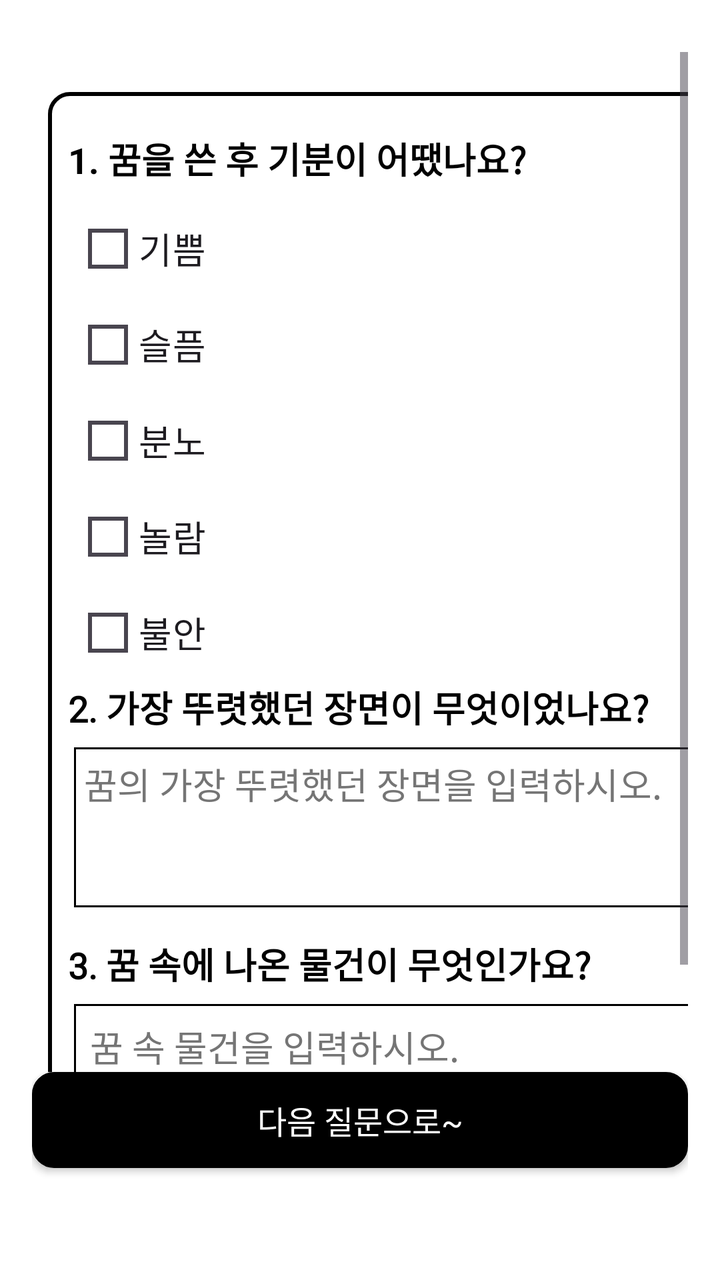
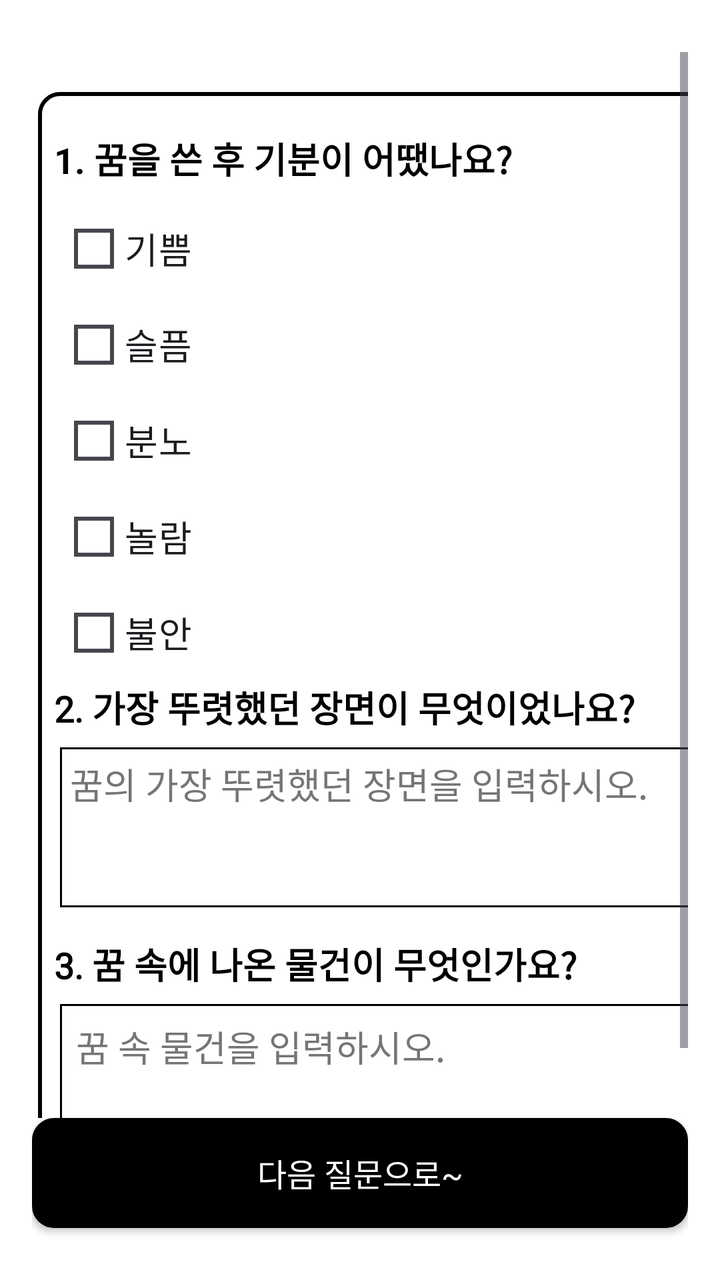

Compare the two renders of this Android layout. The source of the first and the diff that turns it into the second are given below.
<!-- AndroidManifest.xml: application theme Theme.Material3.DayNight.NoActionBar -->
<!-- res/layout/activity_dream_based_nov.xml -->
<?xml version="1.0" encoding="utf-8"?>
<RelativeLayout xmlns:android="http://schemas.android.com/apk/res/android"
    android:layout_width="match_parent"
    android:layout_height="match_parent"
    android:background="#FFFFFF"
    android:padding="16dp">


    
    <ScrollView
        android:layout_width="match_parent"
        android:layout_height="match_parent"
        android:layout_above="@+id/btnGenerateNovel"
        android:layout_alignParentStart="true"
        android:paddingTop="10dp">

        <FrameLayout
            android:layout_width="370dp"
            android:layout_height="130dp"
            android:layout_centerHorizontal="true"
            android:layout_marginHorizontal="8dp"
            android:layout_marginTop="20dp"
            android:layout_marginBottom="40dp"
            android:background="@drawable/rounded_button_6"
            android:paddingStart="10dp">

            <LinearLayout
                android:layout_width="match_parent"
                android:layout_height="wrap_content"
                android:layout_marginTop="20dp"
                android:orientation="vertical">

                
                <TextView
                    android:id="@+id/tvQuestion_1"
                    android:layout_width="wrap_content"
                    android:layout_height="wrap_content"
                    android:layout_marginBottom="8dp"
                    android:text="@string/que_1"
                    android:textColor="#000000"
                    android:textSize="18sp"
                    android:textStyle="bold" />



                <RadioGroup
                    android:id="@+id/rgMood"
                    android:layout_width="match_parent"
                    android:layout_height="wrap_content"
                    android:layout_marginStart="10dp"
                    android:orientation="vertical">

                    <RadioButton
                        android:id="@+id/rbMoodJoy"
                        android:layout_width="wrap_content"
                        android:layout_height="wrap_content"
                        android:layout_marginEnd="8dp"
                        android:button="@drawable/custom_radio_selector"
                        android:fontFamily="@font/spoqahansansneo_bold"
                        android:gravity="center"
                        android:paddingStart="5dp"
                        android:paddingEnd="5dp"
                        android:text="@string/custom_radio_se_1"
                        android:textSize="18sp" />

                    <RadioButton
                        android:id="@+id/rbMoodSad"
                        android:layout_width="wrap_content"
                        android:layout_height="wrap_content"
                        android:layout_marginEnd="8dp"
                        android:button="@drawable/custom_radio_selector"
                        android:fontFamily="@font/spoqahansansneo_bold"
                        android:gravity="center"
                        android:paddingStart="5dp"
                        android:paddingEnd="5dp"
                        android:text="@string/custom_radio_se_2"
                        android:textSize="18sp" />

                    <RadioButton
                        android:id="@+id/rbMoodAnger"
                        android:layout_width="wrap_content"
                        android:layout_height="wrap_content"
                        android:layout_marginEnd="8dp"
                        android:button="@drawable/custom_radio_selector"
                        android:fontFamily="@font/spoqahansansneo_bold"
                        android:gravity="center"
                        android:paddingStart="5dp"
                        android:paddingEnd="5dp"
                        android:text="@string/custom_radio_se_4"
                        android:textSize="18sp" />

                    <RadioButton
                        android:id="@+id/rbMoodSurprise"
                        android:layout_width="wrap_content"
                        android:layout_height="wrap_content"
                        android:layout_marginEnd="8dp"
                        android:button="@drawable/custom_radio_selector"
                        android:fontFamily="@font/spoqahansansneo_bold"
                        android:gravity="center"
                        android:paddingStart="5dp"
                        android:paddingEnd="5dp"
                        android:text="@string/custom_radio_se_3"
                        android:textSize="18sp" />

                    <RadioButton
                        android:id="@+id/rbMoodAnxiety"
                        android:layout_width="wrap_content"
                        android:layout_height="wrap_content"
                        android:button="@drawable/custom_radio_selector"
                        android:fontFamily="@font/spoqahansansneo_bold"
                        android:gravity="center"
                        android:paddingStart="5dp"
                        android:paddingEnd="5dp"
                        android:text="@string/custom_radio_se_5"
                        android:textSize="18sp" />

                </RadioGroup>

                
                <TextView
                    android:id="@+id/tvQuestion2"
                    android:layout_width="wrap_content"
                    android:layout_height="wrap_content"
                    android:layout_marginBottom="7dp"
                    android:fontFamily="@font/spoqahansansneo_bold"
                    android:text="@string/que_2"
                    android:textColor="#000000"
                    android:textSize="18sp"
                    android:textStyle="bold" />

                <EditText
                    android:id="@+id/etMostVividScene"
                    android:layout_width="345dp"
                    android:layout_height="80dp"
                    android:layout_marginStart="3dp"
                    android:layout_marginEnd="3dp"
                    android:layout_marginBottom="15dp"
                    android:autofillHints="username"
                    android:background="@drawable/tv_border"
                    android:fontFamily="@font/spoqahansansneo_bold"
                    android:gravity="top"
                    android:hint="@string/que_h_1"
                    android:inputType="textMultiLine"
                    android:padding="5dp"
                    android:textColorHint="#757575" />

                
                <TextView
                    android:id="@+id/tvQuestion3"
                    android:layout_width="wrap_content"
                    android:layout_height="wrap_content"
                    android:layout_marginBottom="7dp"
                    android:fontFamily="@font/spoqahansansneo_bold"
                    android:text="@string/que_3"
                    android:textColor="#000000"
                    android:textSize="18sp"
                    android:textStyle="bold" />



                <EditText
                    android:id="@+id/etDreamObjects"
                    android:layout_width="345dp"
                    android:layout_height="80dp"
                    android:layout_marginStart="3dp"
                    android:layout_marginEnd="3dp"
                    android:layout_marginBottom="15dp"
                    android:autofillHints="username"
                    android:background="@drawable/tv_border"
                    android:fontFamily="@font/spoqahansansneo_bold"
                    android:gravity="top"
                    android:hint="@string/que_h_2"
                    android:inputType="textMultiLine"
                    android:padding="8dp"
                    android:textColorHint="#757575" />


            </LinearLayout>
        </FrameLayout>
    </ScrollView>

    <androidx.appcompat.widget.AppCompatButton
        android:id="@+id/btnGenerateNovel"
        android:layout_width="match_parent"
        android:layout_height="48dp"
        android:layout_alignParentBottom="true"
        android:text="@string/q_btn_2"
        android:layout_marginBottom="40dp"
        android:textSize="16sp"
        android:textColor="@color/white"
        android:background="@drawable/rounded_login"
        android:fontFamily="@font/spoqahansansneo_bold" />

</RelativeLayout>
<!-- resources referenced by this layout -->
<resources>
  <color name="white">#FFFFFFFF</color>
  <!-- drawable custom_radio_selector (drawable) -->
  <?xml version="1.0" encoding="utf-8"?>
  <selector xmlns:android="http://schemas.android.com/apk/res/android">
      <item android:state_checked="true" android:drawable="@drawable/radio_checked" />
      <item android:drawable="@drawable/radio_unchecked" />
  </selector>
  <!-- drawable rounded_button_6 (drawable) -->
  <?xml version="1.0" encoding="utf-8"?>
  <shape xmlns:android="http://schemas.android.com/apk/res/android">
      <solid android:color="@android:color/transparent" />
      <corners android:radius="10dp"/> 
      <stroke android:color="#000000" android:width="2dp"/> 
  </shape>
  <!-- drawable rounded_login (drawable) -->
  <?xml version="1.0" encoding="utf-8"?>
  <shape xmlns:android="http://schemas.android.com/apk/res/android">
      <solid android:color="#000000"/> 
      <corners android:radius="10dp"/> 
      <stroke android:color="#000000" android:width="2dp"/> 
  </shape>
  <!-- drawable tv_border (drawable) -->
  <?xml version="1.0" encoding="utf-8"?>
  <shape xmlns:android="http://schemas.android.com/apk/res/android"
      android:shape="rectangle">
      
      <solid android:color="@android:color/white"/>
      
      <stroke android:width="1dp" android:color="#000000"/> 
      
  </shape>
  <string name="custom_radio_se_1">"기쁨"</string>
  <string name="custom_radio_se_2">"슬픔"</string>
  <string name="custom_radio_se_3">"놀람"</string>
  <string name="custom_radio_se_4">"분노"</string>
  <string name="custom_radio_se_5">"불안"</string>
  <string name="q_btn_2">"다음 질문으로~"</string>
  <string name="que_1">"1. 꿈을 쓴 후 기분이 어땠나요?"</string>
  <string name="que_2">"2. 가장 뚜렷했던 장면이 무엇이었나요?"</string>
  <string name="que_3">"3. 꿈 속에 나온 물건이 무엇인가요?"</string>
  <string name="que_h_1">"꿈의 가장 뚜렷했던 장면을 입력하시오."</string>
  <string name="que_h_2">"꿈 속 물건을 입력하시오."</string>
  <!-- drawable radio_checked (drawable) -->
  <?xml version="1.0" encoding="utf-8"?>
  <vector xmlns:android="http://schemas.android.com/apk/res/android"
      android:width="20dp"
      android:height="20dp"
      android:viewportWidth="24"
      android:viewportHeight="24">
      <path
          android:fillColor="#000000"
          android:pathData="M9,16.17L4.83,12l-1.42,1.41L9,19 21,7l-1.41,-1.41z"/>
  </vector>
  <!-- drawable radio_unchecked (drawable) -->
  <?xml version="1.0" encoding="utf-8"?>
  <shape xmlns:android="http://schemas.android.com/apk/res/android"
      android:shape="rectangle">
      <solid android:color="@android:color/transparent" />
      <stroke
          android:width="2dp"
          android:color="#000000" />
      <corners android:radius="0dp" />
      <size
          android:width="20dp"
          android:height="20dp" />
  </shape>
</resources>

<!-- the commit's change to res/layout/activity_dream_based_nov.xml (unified diff, before → after) -->
@@ -18,11 +18,11 @@
             android:layout_width="370dp"
             android:layout_height="130dp"
             android:layout_centerHorizontal="true"
-            android:layout_marginHorizontal="8dp"
+            android:layout_marginHorizontal="3dp"
             android:layout_marginTop="20dp"
             android:layout_marginBottom="40dp"
             android:background="@drawable/rounded_button_6"
-            android:paddingStart="10dp">
+            android:paddingStart="8dp">
 
             <LinearLayout
                 android:layout_width="match_parent"
@@ -140,7 +140,6 @@
                     android:fontFamily="@font/spoqahansansneo_bold"
                     android:gravity="top"
                     android:hint="@string/que_h_1"
-                    android:inputType="textMultiLine"
                     android:padding="5dp"
                     android:textColorHint="#757575" />
 
@@ -181,14 +180,14 @@
 
     <androidx.appcompat.widget.AppCompatButton
         android:id="@+id/btnGenerateNovel"
-        android:layout_width="match_parent"
-        android:layout_height="48dp"
+        android:layout_width="380dp"
+        android:layout_height="55dp"
         android:layout_alignParentBottom="true"
+        android:layout_centerHorizontal="true"
+        android:layout_marginBottom="10dp"
         android:text="@string/q_btn_2"
-        android:layout_marginBottom="40dp"
         android:textSize="16sp"
         android:textColor="@color/white"
         android:background="@drawable/rounded_login"
         android:fontFamily="@font/spoqahansansneo_bold" />
-
 </RelativeLayout>
<!-- resource entries referenced after the edit -->
@@ -10,7 +10,7 @@
   <!-- drawable rounded_button_6 (drawable) -->
   <?xml version="1.0" encoding="utf-8"?>
   <shape xmlns:android="http://schemas.android.com/apk/res/android">
-      <solid android:color="@android:color/transparent" />
+      <solid android:color="#FFFFFF" />
       <corners android:radius="10dp"/> 
       <stroke android:color="#000000" android:width="2dp"/> 
   </shape>
